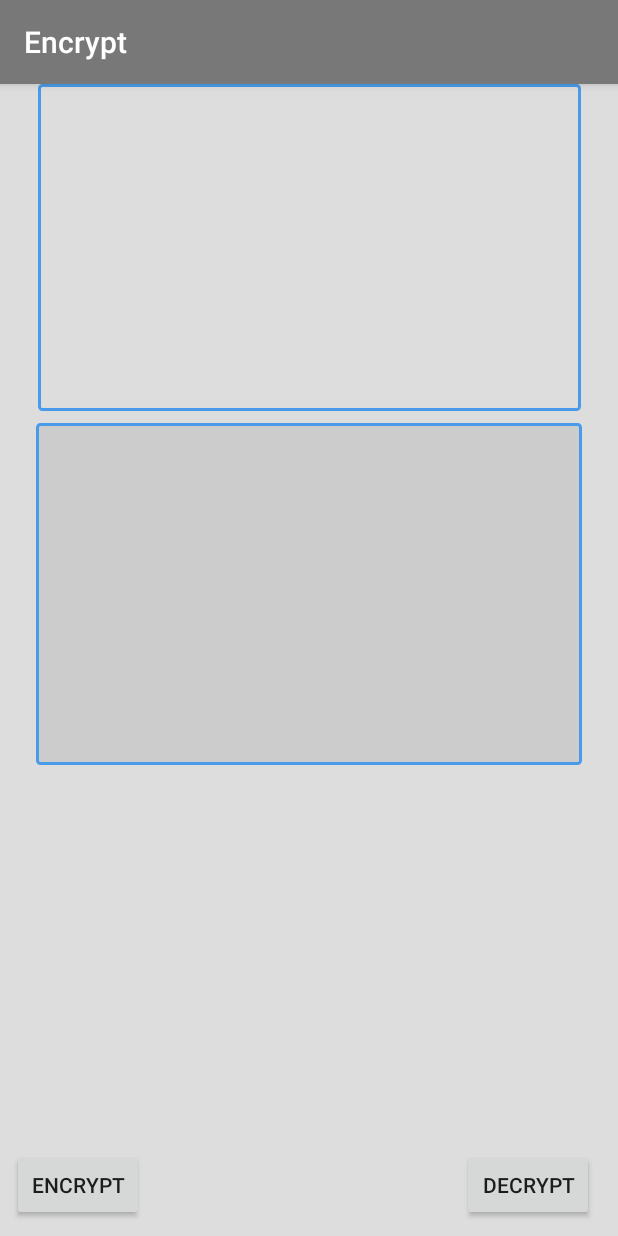
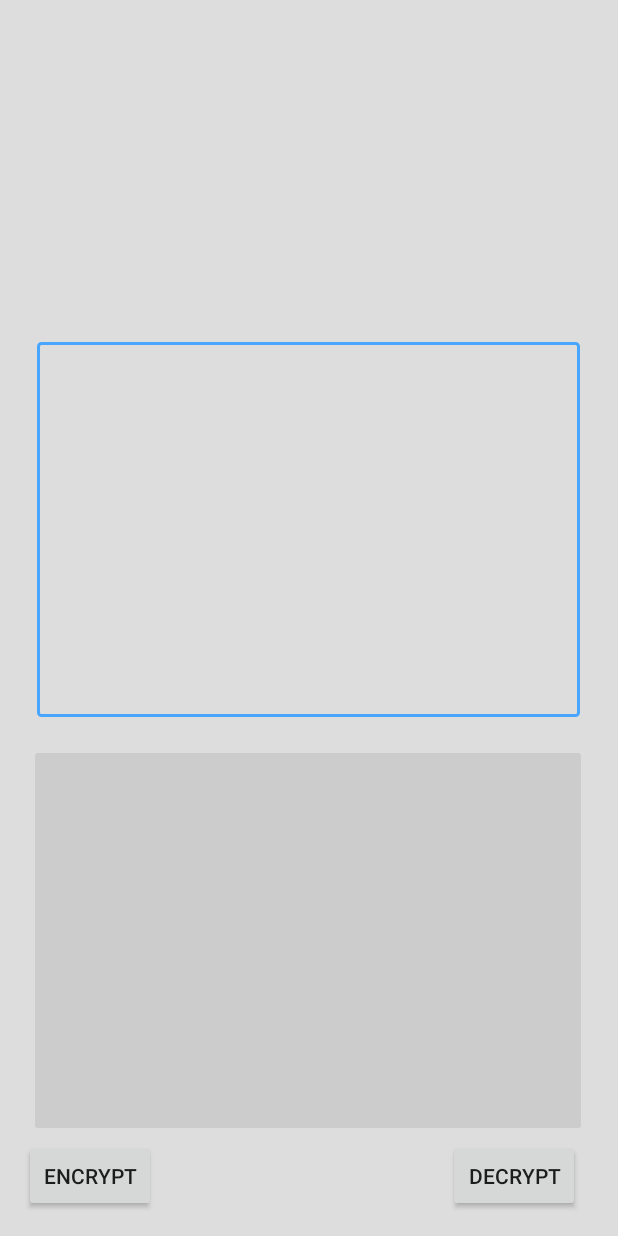
Before and after one commit to JanmanX/EncryptTextApp, an Android app: the screen it shows after launch (MainActivity), on a phone screen of 412 x 824 dp. Run offline under Robolectric (Android 15) with nearby library versions, the phone set to English and light mode, and no system bars.

Commit message:
More work on UI styles.

```diff
--- a/app/src/main/res/drawable/edit_text_style.xml
+++ b/app/src/main/res/drawable/edit_text_style.xml
@@ -7,7 +7,7 @@
     android:shape="rectangle">
     <stroke android:width="2dp"
 
-        android:color="#499bea"/>
+        android:color="#49a6ff"/>
     <corners android:radius="2dp" />
 
 </shape>
--- a/app/src/main/res/drawable/edit_text_style_dark.xml
+++ b/app/src/main/res/drawable/edit_text_style_dark.xml
@@ -5,10 +5,7 @@
     android:thickness="0dp"
 
     android:shape="rectangle">
-    <stroke android:width="2dp"
-
-        android:color="#499bea"/>
-    <corners android:radius="2dp" />
+   <corners android:radius="2dp" />
 
     <solid android:color="#cccccc"></solid>
 </shape>
--- a/app/src/main/res/layout/activity_encrypt.xml
+++ b/app/src/main/res/layout/activity_encrypt.xml
@@ -17,13 +17,16 @@
             android:hint="Password"
             android:inputType="textPassword"
             android:textColor="#000000"
-            android:textColorHint="#292929"/>
+            android:textColorHint="#292929"
+            />
         <EditText
             android:id="@+id/editText1"
             android:layout_width="match_parent"
             android:layout_height="wrap_content"
             android:minLines="5"
-            android:background="#afafaf"
+            android:gravity="top|center"
+            android:textColor="@color/colorPrimaryDark"
+            android:background="@drawable/edit_text_style"
             />
 
         <LinearLayout
@@ -63,7 +66,10 @@
             android:layout_width="match_parent"
             android:layout_height="wrap_content"
             android:minLines="5"
-            android:background="#afafaf"
+            android:textColor="@color/colorPrimaryDark"
+            android:background="@drawable/edit_text_style_dark"
+            android:enabled="false"
+            android:selectAllOnFocus="true"
             />
 
 
--- a/app/src/main/res/layout/activity_main.xml
+++ b/app/src/main/res/layout/activity_main.xml
@@ -11,7 +11,7 @@
     <EditText
         android:id="@+id/editText"
         android:layout_width="362dp"
-        android:layout_height="218dp"
+        android:layout_height="250dp"
         android:layout_marginEnd="8dp"
         android:layout_marginLeft="8dp"
         android:layout_marginRight="8dp"
@@ -20,33 +20,34 @@
         android:ems="10"
         android:gravity="top|center"
         android:inputType="textMultiLine"
+        app:layout_constraintHorizontal_bias="0.484"
         app:layout_constraintLeft_toLeftOf="parent"
         app:layout_constraintRight_toRightOf="parent"
-        tools:layout_editor_absoluteY="16dp"
-        tools:layout_editor_absoluteX="-50dp" />
+        android:layout_marginBottom="24dp"
+        app:layout_constraintBottom_toTopOf="@+id/editText3" />
 
     <EditText
         android:id="@+id/editText3"
         android:layout_width="364dp"
-        android:layout_height="228dp"
+        android:layout_height="250dp"
         android:layout_marginLeft="8dp"
         android:layout_marginRight="8dp"
-        android:layout_marginTop="8dp"
         android:background="@drawable/edit_text_style_dark"
         android:ems="10"
+        android:enabled="false"
         android:inputType="textMultiLine"
+        app:layout_constraintHorizontal_bias="0.483"
         app:layout_constraintLeft_toLeftOf="parent"
         app:layout_constraintRight_toRightOf="parent"
-        android:enabled="false"
-        app:layout_constraintTop_toBottomOf="@+id/editText"
-        tools:layout_editor_absoluteX="19dp" />
+        android:layout_marginBottom="8dp"
+        app:layout_constraintBottom_toTopOf="@+id/buttonEncrypt" />
 
     <Button
         android:id="@+id/buttonEncrypt"
         android:layout_width="wrap_content"
         android:layout_height="wrap_content"
-        android:layout_marginBottom="10dp"
-        android:layout_marginLeft="8dp"
+        android:layout_marginBottom="16dp"
+        android:layout_marginLeft="16dp"
         android:text="Encrypt"
         app:layout_constraintBottom_toBottomOf="parent"
         app:layout_constraintLeft_toLeftOf="parent" />
@@ -55,10 +56,10 @@
         android:id="@+id/button2"
         android:layout_width="wrap_content"
         android:layout_height="wrap_content"
-        android:layout_marginBottom="10dp"
+        android:layout_marginBottom="16dp"
         android:text="Decrypt"
         app:layout_constraintBottom_toBottomOf="parent"
-        android:layout_marginRight="16dp"
+        android:layout_marginRight="25dp"
         app:layout_constraintRight_toRightOf="parent" />
 
 </android.support.constraint.ConstraintLayout>
--- a/app/src/main/res/values/styles.xml
+++ b/app/src/main/res/values/styles.xml
@@ -1,7 +1,7 @@
 <resources>
 
     <!-- Base application theme. -->
-    <style name="AppTheme" parent="Theme.AppCompat.Light.DarkActionBar">
+    <style name="AppTheme" parent="Theme.AppCompat.DayNight.NoActionBar">
         <!-- Customize your theme here. -->
         <item name="colorPrimary">@color/colorPrimary</item>
         <item name="colorPrimaryDark">@color/colorPrimaryDark</item>
```
